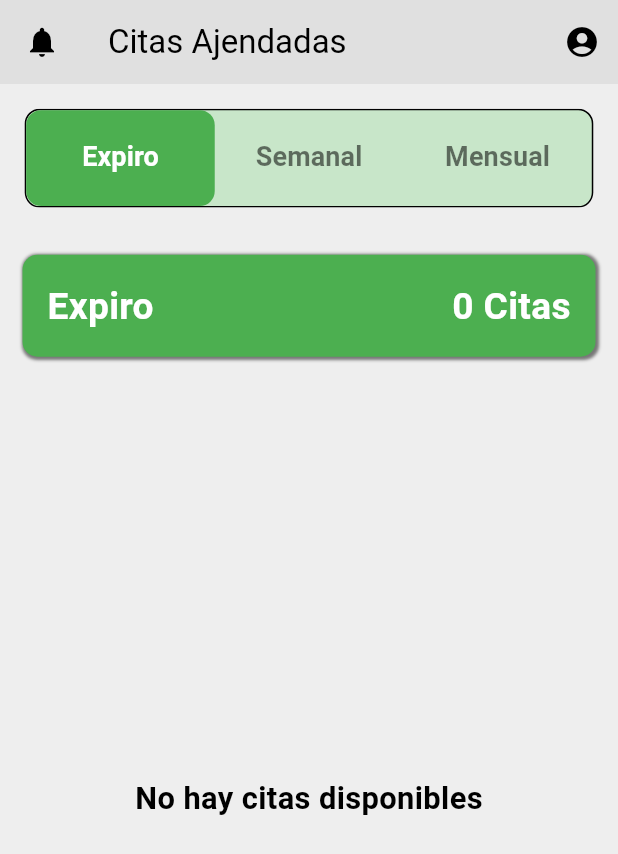
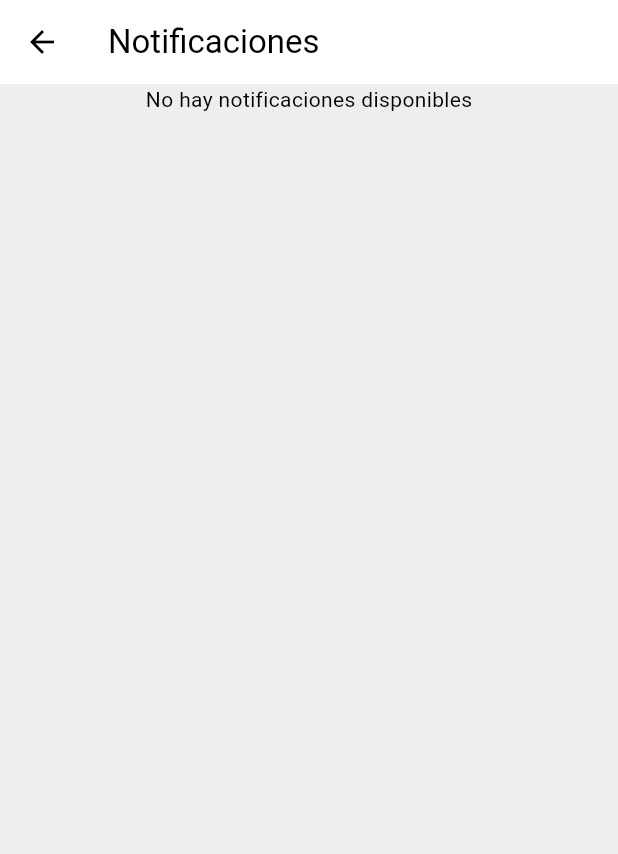
Before and after one commit to sebas-tian18/APP-Agenda-Mayor, a Flutter app: the AppointmentScreen screen opened directly, after a tap on the "notifications" icon, on a phone screen of 412 x 824 dp. Shown: the top 854 px of the screen. Run offline on Flutter 3.47's test engine with Material 3 defaults, Android fonts, the phone set to English and light mode, and no system bars; our stand-ins replace dio, flutter_secure_storage, get, shared_preferences, syncfusion_flutter_calendar; accounts and stored records are empty.

Commit message:
implementacion de notificaciones dentro de la aplicacion mobile y arreglo agendar nuevas citas y cambios minimos (pendiente notification_controller para notificaciones externas)

```diff
--- a/mobile/lib/screens/appointment_screen.dart
+++ b/mobile/lib/screens/appointment_screen.dart
@@ -7,6 +7,7 @@ import 'package:provider/provider.dart';
 import 'package:mobile/providers/citas_provider.dart';
 import 'package:mobile/providers/auth_provider.dart';
 import 'package:mobile/models/cita.dart';
+// import 'package:mobile/screens/notification.dart';
 
 class AppointmentScreen extends StatefulWidget {
   final bool fromNavigationMenu;
@@ -71,6 +72,20 @@ class AppointmentScreenState extends State<AppointmentScreen> {
         .toList();
   }
 
+  // List<NotificationModel> getUpcomingNotifications() {
+  //   DateTime now = DateTime.now();
+  //   DateTime threeDaysFromNow = now.add(const Duration(days: 3));
+
+  //   return appointments
+  //       .where((cita) =>
+  //           cita.fecha.isAfter(now) && cita.fecha.isBefore(threeDaysFromNow))
+  //       .map((cita) => NotificationModel(
+  //             title: cita.nombreProfesional, // Ajustar según el modelo de Cita
+  //             timestamp: cita.fecha,
+  //           ))
+  //       .toList();
+  // }
+
   @override
   Widget build(BuildContext context) {
     final size = MediaQuery.of(context).size;
@@ -79,7 +94,7 @@ class AppointmentScreenState extends State<AppointmentScreen> {
       initialIndex: 2,
       child: Scaffold(
         appBar: CustomAppBar(
-          title: 'Citas Ajendadas',
+          title: 'Citas Agendadas',
           showBackButton: widget.fromNavigationMenu,
         ),
         body: Column(
@@ -88,7 +103,7 @@ class AppointmentScreenState extends State<AppointmentScreen> {
             ClipRRect(
               borderRadius: BorderRadius.circular(10),
               child: Container(
-                height: size.height * 0.08, // Tamaño dinámico
+                height: size.height * 0.08,
                 margin: EdgeInsets.symmetric(horizontal: size.width * 0.04),
                 decoration: BoxDecoration(
                   borderRadius: BorderRadius.circular(10),
@@ -108,7 +123,7 @@ class AppointmentScreenState extends State<AppointmentScreen> {
                   labelColor: Colors.white,
                   unselectedLabelColor: Colors.black54,
                   tabs: [
-                    TabItem(title: 'Expiro'),
+                    TabItem(title: 'Expiró'),
                     TabItem(title: 'Semanal'),
                     TabItem(title: 'Mensual'),
                   ],
@@ -119,7 +134,7 @@ class AppointmentScreenState extends State<AppointmentScreen> {
               child: TabBarView(
                 children: [
                   AppointmentItem(
-                    title: 'Expiro',
+                    title: 'Expiró',
                     appointments: getExpiredAppointments(),
                   ),
                   AppointmentItem(
@@ -127,7 +142,7 @@ class AppointmentScreenState extends State<AppointmentScreen> {
                     appointments: getThisWeekAppointments(),
                   ),
                   AppointmentItem(
-                    title: "Este mes",
+                    title: "Este Mes",
                     appointments: getCurrentMonthAppointments(),
                   ),
                 ],
--- /dev/null
+++ b/mobile/lib/screens/notification.dart
@@ -0,0 +1,86 @@
+import 'package:flutter/material.dart';
+import 'package:intl/intl.dart'; // Import para formatear fechas
+import 'package:mobile/models/cita.dart';
+
+class NotificationScreen extends StatelessWidget {
+  final List<Cita> appointments;
+
+  const NotificationScreen({super.key, required this.appointments});
+
+  List<Cita> getTodayAppointments() {
+    DateTime now = DateTime.now();
+    return appointments.where((cita) {
+      return cita.fecha.year == now.year &&
+          cita.fecha.month == now.month &&
+          cita.fecha.day == now.day;
+    }).toList();
+  }
+
+  List<Cita> getAppointmentsInThreeDays() {
+    DateTime now = DateTime.now();
+    DateTime threeDaysFromNow = now.add(const Duration(days: 3));
+    return appointments.where((cita) {
+      return cita.fecha.isAfter(now) && cita.fecha.isBefore(threeDaysFromNow);
+    }).toList();
+  }
+
+  List<Cita> getAppointmentsInOneWeek() {
+    DateTime now = DateTime.now();
+    DateTime oneWeekFromNow = now.add(const Duration(days: 7));
+    return appointments.where((cita) {
+      return cita.fecha.isAfter(now) && cita.fecha.isBefore(oneWeekFromNow);
+    }).toList();
+  }
+
+  @override
+  Widget build(BuildContext context) {
+    final today = getTodayAppointments();
+    final inThreeDays = getAppointmentsInThreeDays();
+    final inOneWeek = getAppointmentsInOneWeek();
+
+    return Scaffold(
+      appBar: AppBar(
+        title: const Text('Notificaciones'),
+      ),
+      body: ListView(
+        children: [
+          if (today.isNotEmpty) _buildSection("Hoy", today),
+          if (inThreeDays.isNotEmpty)
+            _buildSection("En los próximos 3 días", inThreeDays),
+          if (inOneWeek.isNotEmpty)
+            _buildSection("En la próxima semana", inOneWeek),
+          if (today.isEmpty && inThreeDays.isEmpty && inOneWeek.isEmpty)
+            const Center(child: Text('No hay notificaciones disponibles')),
+        ],
+      ),
+    );
+  }
+
+  Widget _buildSection(String title, List<Cita> appointments) {
+    return Padding(
+      padding: const EdgeInsets.symmetric(vertical: 8.0),
+      child: Column(
+        crossAxisAlignment: CrossAxisAlignment.start,
+        children: [
+          Padding(
+            padding: const EdgeInsets.symmetric(horizontal: 16.0),
+            child: Text(
+              title,
+              style: const TextStyle(fontSize: 18, fontWeight: FontWeight.bold),
+            ),
+          ),
+          ...appointments.map((cita) => _appointmentTile(cita)),
+        ],
+      ),
+    );
+  }
+
+  Widget _appointmentTile(Cita cita) {
+    final formattedDate = DateFormat('dd/MM/yyyy').format(cita.fecha);
+    return ListTile(
+      title: Text("Cita ${cita.idCita}"),
+      subtitle: Text(
+          "Fecha: $formattedDate, Hora: ${cita.horaInicio} - ${cita.horaTermino}"),
+    );
+  }
+}
--- a/mobile/lib/screens/service_detail_screen.dart
+++ b/mobile/lib/screens/service_detail_screen.dart
@@ -115,7 +115,7 @@ class ServiceDetailScreenState extends State<ServiceDetailScreen> {
                     ElevatedButton(
                       onPressed: () {
                         Navigator.of(context).pop();
-                        _bookAppointment(appointment); // Guardar la cita
+                        _bookAppointment(appointment['id_cita']);
                       },
                       style: ElevatedButton.styleFrom(
                         backgroundColor: AppColors.primaryColor,
--- a/mobile/lib/widgets/custom_app_bar.dart
+++ b/mobile/lib/widgets/custom_app_bar.dart
@@ -1,46 +1,64 @@
 import 'package:flutter/material.dart';
-import 'package:provider/provider.dart'; // Importar Provider
-import 'package:mobile/providers/theme_notifier.dart'; // Importar el ThemeNotifier
+import 'package:provider/provider.dart';
+import 'package:mobile/providers/citas_provider.dart';
+import 'package:mobile/screens/notification.dart';
 
 class CustomAppBar extends StatelessWidget implements PreferredSizeWidget {
   final String title;
-  final bool showBackButton; // Controla si se muestra la campana o la flecha
+  final bool showBackButton;
 
-  const CustomAppBar(
-      {super.key, required this.title, this.showBackButton = false});
+  const CustomAppBar({
+    super.key,
+    required this.title,
+    this.showBackButton = false,
+  });
 
   @override
   Widget build(BuildContext context) {
-    final themeNotifier =
-        Provider.of<ThemeNotifier>(context); // Obtener el estado del tema
+    final citasProvider = Provider.of<CitasProvider>(context);
+    final hasNotifications = citasProvider.citas.any((cita) {
+      final now = DateTime.now();
+      final oneWeekFromNow = now.add(const Duration(days: 7));
+      return cita.fecha.isAfter(now) && cita.fecha.isBefore(oneWeekFromNow);
+    });
+
     return AppBar(
-      title: Text(title),
-      backgroundColor: themeNotifier.isDarkMode // Cambiar color dinámicamente
-          ? Colors.grey.shade900
-          : Colors.grey.shade300,
-      automaticallyImplyLeading:
-          showBackButton, // Muestra el botón de retroceso si está habilitado
+      title: Text(
+        title,
+        style: const TextStyle(color: Colors.black),
+      ),
+      backgroundColor: Colors.white,
+      automaticallyImplyLeading: showBackButton,
       leading: showBackButton
           ? IconButton(
               icon: const Icon(Icons.arrow_back),
               onPressed: () {
-                Navigator.pop(context); // Navegar hacia atrás
+                Navigator.pop(context);
               },
-              color: Colors.black,
             )
           : IconButton(
-              icon: const Icon(Icons
-                  .notifications), // Muestra la campana si no hay botón de retroceso
+              icon: Icon(
+                hasNotifications
+                    ? Icons.notifications_active
+                    : Icons.notifications,
+              ),
               onPressed: () {
-                // Acciones para la campana
+                Navigator.push(
+                  context,
+                  MaterialPageRoute(
+                    builder: (context) => NotificationScreen(
+                      appointments: citasProvider.citas,
+                    ),
+                  ),
+                );
               },
-              color: Colors.black,
             ),
       actions: [
         IconButton(
           icon: const Icon(Icons.account_circle),
-          onPressed: () {},
-          color: Colors.black,
+          onPressed: () {
+            // Acción para el botón de perfil
+          },
         ),
       ],
     );
--- a/mobile/pubspec.yaml
+++ b/mobile/pubspec.yaml
@@ -19,7 +19,7 @@ dependencies:
   dio: ^5.7.0
   get: ^4.6.5
   iconsax: ^0.0.8
-  flutter_secure_storage: ^7.0.0
+  flutter_secure_storage: ^9.2.2
   async: ^2.11.0
   characters: 1.3.0 # Alineado con flutter_test
   collection: ^1.18.0
@@ -27,6 +27,10 @@ dependencies:
   meta: ^1.15.0
   path: ^1.9.0
   platform: ^3.1.6
+  # cupertino_icons: ^1.0.8
+  # awesome_notifications: ^0.10.0
+  timezone: ^0.9.4
+  permission_handler: ^11.3.1
 
 dev_dependencies:
   flutter_test:
```
Also changed, not shown: mobile/lib/providers/notification_controller.dart (added, +22 -0 lines), mobile/pubspec.lock, 4 other files.
